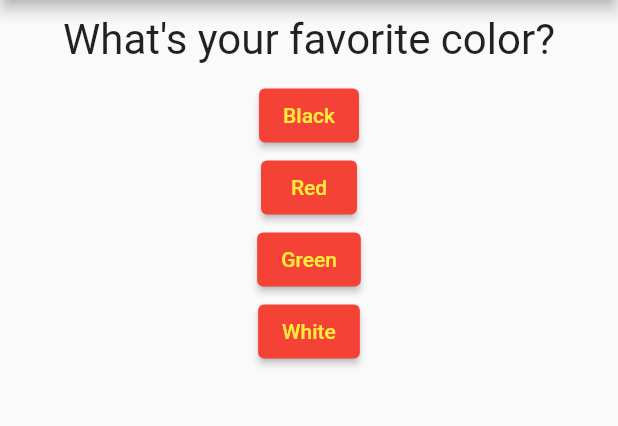
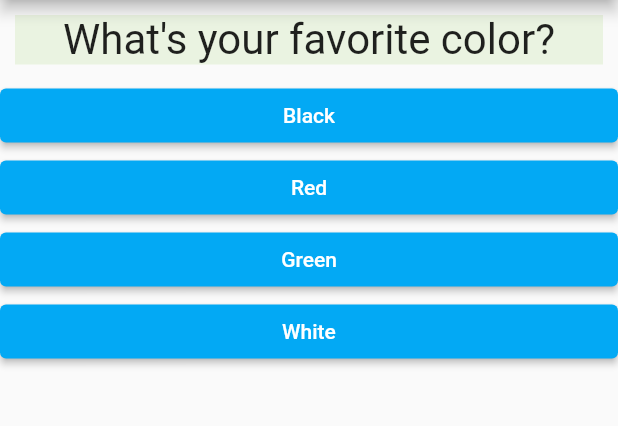
Before and after one commit to Mohit182/first_flutter_app-App_-Quiz-_App-, a Flutter app: the screen it shows after launch, on a phone screen of 412 x 824 dp, the part 84-510 px from its top. Run offline on Flutter 3.47's test engine with Material 2 defaults, Android fonts, the phone set to English and light mode, and no system bars.

Commit message:
Changed Colors of answer widget and question widget

```diff
--- a/lib/answer.dart
+++ b/lib/answer.dart
@@ -15,12 +15,14 @@ class Answer extends StatelessWidget {
         //   foregroundColor: MaterialStateProperty.all(Colors.yellow),
         // ),
         style: ElevatedButton.styleFrom(
-          primary: Colors.red,
-          onPrimary: Colors.yellow,
+          primary: Colors.lightBlue,
+          onPrimary: Colors.white,
         ),
+
         child: Text(answerText),
         onPressed: selectHandler,
       ),
+      width: double.infinity,
     );
   }
 }
--- a/lib/question.dart
+++ b/lib/question.dart
@@ -1,8 +1,10 @@
+import 'dart:math';
+
 import 'package:flutter/material.dart';
 
 class Question extends StatelessWidget {
   final String questionText;
-
+  final _random = Random();
   Question(this.questionText);
 
   @override
@@ -15,6 +17,12 @@ class Question extends StatelessWidget {
         style: TextStyle(fontSize: 28),
         textAlign: TextAlign.center,
       ),
+      color: Color.fromARGB(
+        _random.nextInt(256),
+        _random.nextInt(256),
+        _random.nextInt(256),
+        _random.nextInt(256),
+      ),
     );
   }
 }
```
